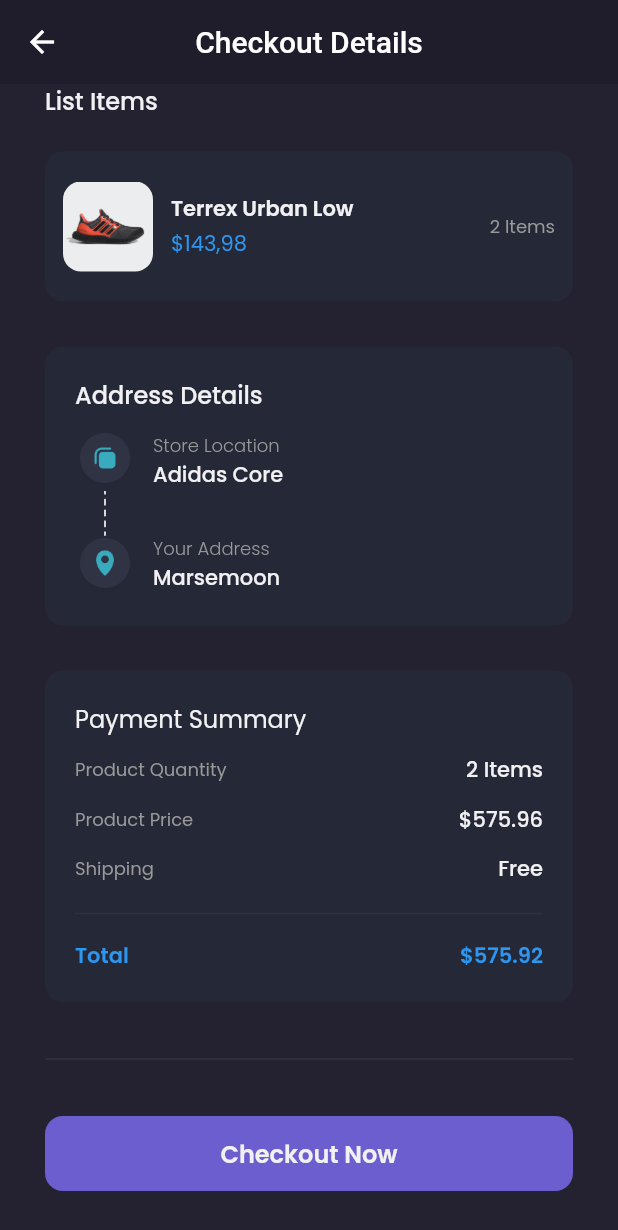
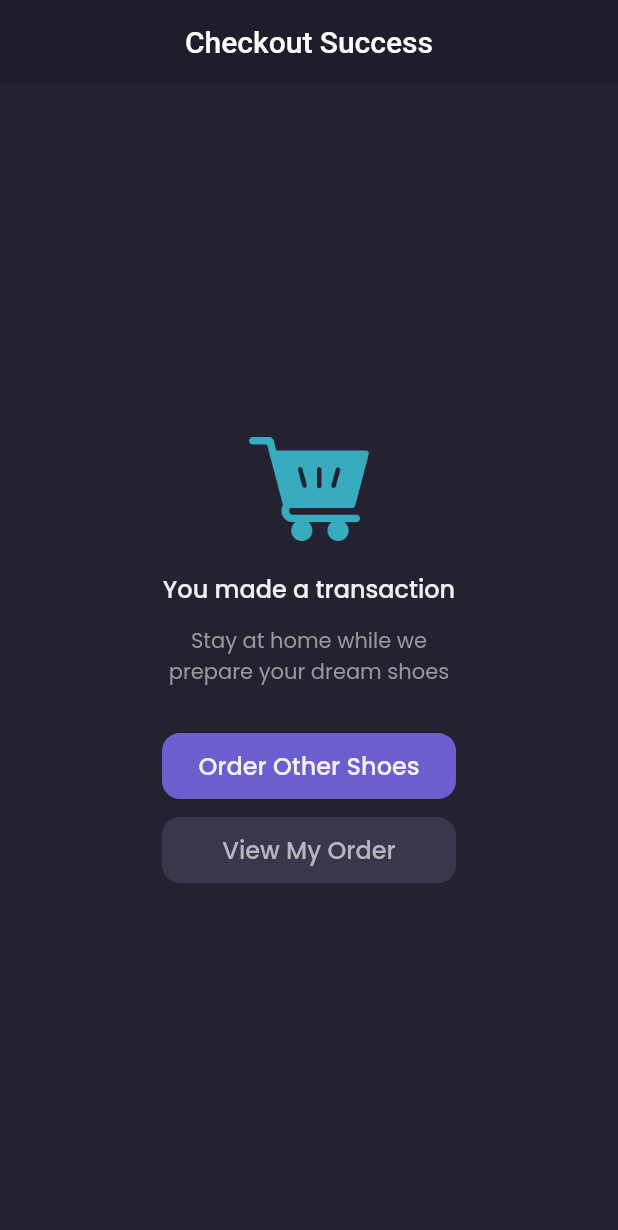
Before and after one commit to Syahro/shamo, a Flutter app: the CheckoutPage screen opened by its route, scrolled down 31 dp, after a tap on "Checkout Now", on a phone screen of 412 x 824 dp. Shown: the top 1230 px of the screen. Run offline on Flutter 3.47's test engine with Material 2 defaults, Android fonts, the phone set to English and light mode, and no system bars; our stand-ins replace carousel_slider, google_fonts.

Commit message:
done add checkoutSuccessPage

```diff
--- a/lib/main.dart
+++ b/lib/main.dart
@@ -1,5 +1,6 @@
 import 'package:flutter/material.dart';
 import 'package:shamo/pages/cart_page.dart';
+import 'package:shamo/pages/checkout_success_page.dart';
 import 'package:shamo/pages/detail_chat_page.dart';
 import 'package:shamo/pages/edit_profile_page.dart';
 import 'package:shamo/pages/home/checkout_page.dart';
@@ -26,6 +27,7 @@ class MyApp extends StatelessWidget {
         '/product': (context) => ProductPage(),
         '/cart': (context) => Cartpage(),
         '/checkout': (context) => CheckoutPage(),
+        '/checkout-success': (context) => CheckoutSuccessPage(),
       },
     );
   }
--- /dev/null
+++ b/lib/pages/checkout_success_page.dart
@@ -0,0 +1,99 @@
+import 'package:flutter/material.dart';
+import 'package:shamo/theme.dart';
+
+class CheckoutSuccessPage extends StatelessWidget {
+  @override
+  Widget build(BuildContext context) {
+    Widget header() {
+      return AppBar(
+        backgroundColor: backgroundColor1,
+        elevation: 0,
+        centerTitle: true,
+        title: Text('Checkout Success'),
+      );
+    }
+
+    Widget content() {
+      return Center(
+        child: Column(
+          mainAxisAlignment: MainAxisAlignment.center,
+          children: [
+            Image.asset(
+              'assets/icon_empty_cart.png',
+              width: 80,
+            ),
+            SizedBox(
+              height: 20,
+            ),
+            Text(
+              'You made a transaction',
+              style:
+                  primaryTextStyle.copyWith(fontSize: 16, fontWeight: medium),
+            ),
+            SizedBox(
+              height: 12,
+            ),
+            Text(
+              'Stay at home while we\nprepare your dream shoes',
+              style: secondaryTextStyle,
+              textAlign: TextAlign.center,
+            ),
+            Container(
+              margin: EdgeInsets.only(top: defaultMargin),
+              height: 44,
+              width: 196,
+              child: TextButton(
+                style: TextButton.styleFrom(
+                    backgroundColor: primaryColor,
+                    shape: RoundedRectangleBorder(
+                      borderRadius: BorderRadius.circular(12),
+                    )),
+                onPressed: () {
+                  Navigator.pushNamedAndRemoveUntil(
+                      context, '/home', (route) => false);
+                },
+                child: Text(
+                  'Order Other Shoes',
+                  style: primaryTextStyle.copyWith(
+                    fontSize: 16,
+                    fontWeight: medium,
+                  ),
+                ),
+              ),
+            ),
+            SizedBox(
+              height: 12,
+            ),
+            Container(
+              height: 44,
+              width: 196,
+              child: TextButton(
+                style: TextButton.styleFrom(
+                  backgroundColor: Color(0XFF39374B),
+                  shape: RoundedRectangleBorder(
+                    borderRadius: BorderRadius.circular(12),
+                  ),
+                ),
+                onPressed: () {},
+                child: Text(
+                  'View My Order',
+                  style: primaryTextStyle.copyWith(
+                    fontSize: 16,
+                    fontWeight: medium,
+                    color: Color(0XFFB7B6BF),
+                  ),
+                ),
+              ),
+            )
+          ],
+        ),
+      );
+    }
+
+    return Scaffold(
+      backgroundColor: backgroundColor3,
+      appBar: header(),
+      body: content(),
+    );
+  }
+}
--- a/lib/pages/home/checkout_page.dart
+++ b/lib/pages/home/checkout_page.dart
@@ -224,7 +224,10 @@ class CheckoutPage extends StatelessWidget {
             width: double.infinity,
             margin: EdgeInsets.symmetric(vertical: defaultMargin),
             child: TextButton(
-              onPressed: () {},
+              onPressed: () {
+                Navigator.pushNamedAndRemoveUntil(
+                    context, '/checkout-success', (route) => false);
+              },
               style: TextButton.styleFrom(
                   backgroundColor: primaryColor,
                   shape: RoundedRectangleBorder(
```
